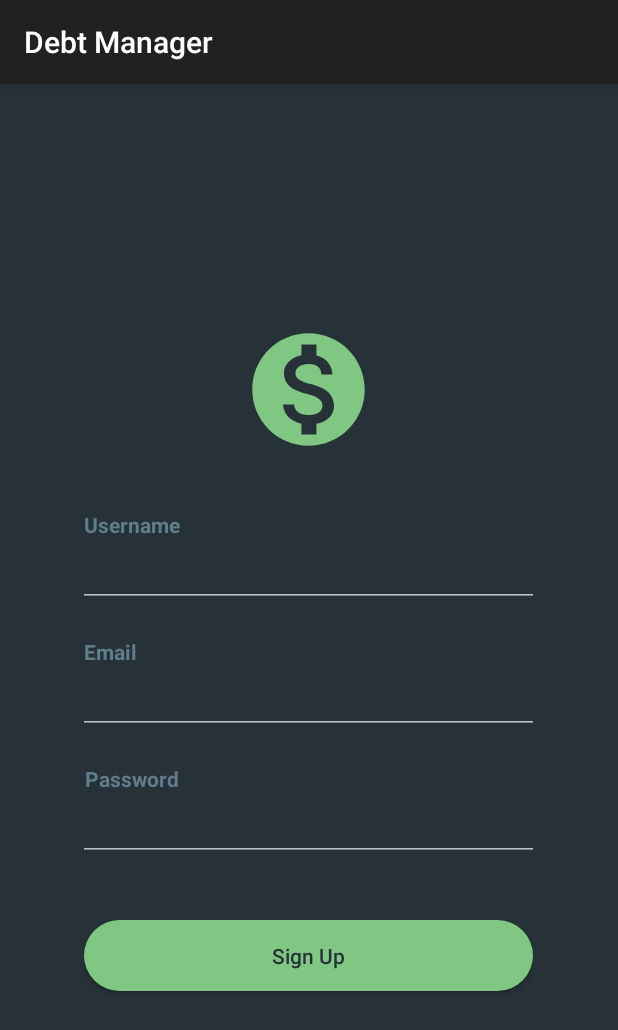
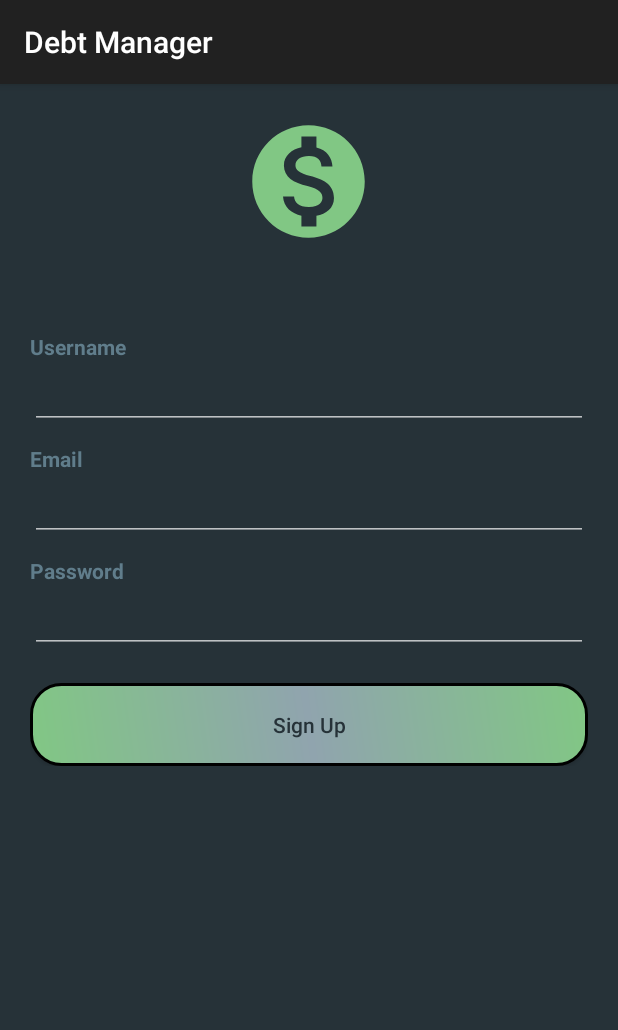
Before and after one commit to josef3113/DebtsManager, an Android app: the SignUpFragment screen opened through its navigation route, on a phone screen of 412 x 824 dp. Shown: the top 1030 px of the screen. Run offline under Robolectric (Android 15) with nearby library versions, the phone set to English and light mode, and no system bars; our stand-ins replace Firebase (no records; nobody signed in at launch, a user with empty details on screens opened directly).

Commit message:
do app in scrol bar and change style of buttn

```diff
--- /dev/null
+++ b/app/src/main/res/drawable/btn_rounded.xml
@@ -0,0 +1,24 @@
+<?xml version="1.0" encoding="utf-8"?>
+<shape xmlns:android="http://schemas.android.com/apk/res/android">
+
+    <corners
+        android:bottomLeftRadius="@dimen/spacing_medium"
+        android:bottomRightRadius="@dimen/spacing_medium"
+        android:topLeftRadius="@dimen/spacing_medium"
+        android:topRightRadius="@dimen/spacing_medium"
+        />
+
+    <gradient
+        android:angle="225"
+        android:startColor="@color/green_300"
+        android:centerColor="@color/blue_grey_300"
+        android:endColor="@color/green_300"
+        />
+
+    <stroke
+        android:color="@android:color/black"
+        android:width="@dimen/cardview_default_radius"
+        />
+
+
+</shape>
--- a/app/src/main/res/drawable/btn_rounded_green_300.xml
+++ /dev/null
@@ -1,46 +0,0 @@
-<?xml version="1.0" encoding="utf-8"?>
-<selector xmlns:android="http://schemas.android.com/apk/res/android">
-    <item android:state_pressed="true">
-
-        <layer-list>
-            <item android:bottom="4dp" android:left="4dp" android:right="4dp" android:top="4dp">
-                <shape android:shape="rectangle">
-                    <corners android:bottomLeftRadius="30dp" android:bottomRightRadius="30dp" android:radius="60dp" android:topLeftRadius="30dp" android:topRightRadius="30dp" />
-                    <solid android:color="@color/green_400" />
-                    <padding android:bottom="0dp" android:left="0dp" android:right="0dp" android:top="0dp" />
-                    <size android:width="110dp" android:height="40dp" />
-                </shape>
-            </item>
-        </layer-list>
-
-    </item>
-    <item android:state_focused="true">
-
-        <layer-list>
-            <item android:bottom="4dp" android:left="4dp" android:right="4dp" android:top="4dp">
-                <shape android:shape="rectangle">
-                    <corners android:bottomLeftRadius="30dp" android:bottomRightRadius="30dp" android:radius="60dp" android:topLeftRadius="30dp" android:topRightRadius="30dp" />
-                    <solid android:color="@color/green_400" />
-                    <padding android:bottom="0dp" android:left="0dp" android:right="0dp" android:top="0dp" />
-                    <size android:width="110dp" android:height="40dp" />
-                </shape>
-            </item>
-        </layer-list>
-
-    </item>
-
-    <item>
-
-        <layer-list>
-            <item android:bottom="4dp" android:left="4dp" android:right="4dp" android:top="4dp">
-                <shape android:shape="rectangle">
-                    <corners android:bottomLeftRadius="30dp" android:bottomRightRadius="30dp" android:radius="60dp" android:topLeftRadius="30dp" android:topRightRadius="30dp" />
-                    <solid android:color="@color/green_300" />
-                    <padding android:bottom="0dp" android:left="0dp" android:right="0dp" android:top="0dp" />
-                    <size android:width="110dp" android:height="40dp" />
-                </shape>
-            </item>
-        </layer-list>
-
-    </item>
-</selector>
--- a/app/src/main/res/layout/dialog_fragment_animation.xml
+++ b/app/src/main/res/layout/dialog_fragment_animation.xml
@@ -19,7 +19,7 @@
         android:layout_height="90dp"
         android:layout_gravity="center"
         android:gravity="center"
-        android:src="@drawable/ic_monetization_on_black_24dp"
+        android:src="@drawable/ic_logo"
         android:id="@+id/dialog_animation_image"
         android:tint="@color/green_300"
         />
--- a/app/src/main/res/layout/fragment_sign_up.xml
+++ b/app/src/main/res/layout/fragment_sign_up.xml
@@ -1,5 +1,5 @@
 <?xml version="1.0" encoding="utf-8"?>
-<LinearLayout xmlns:android="http://schemas.android.com/apk/res/android"
+<ScrollView xmlns:android="http://schemas.android.com/apk/res/android"
     android:layout_width="match_parent"
     android:layout_height="match_parent"
     android:background="@color/blue_grey_900"
@@ -10,29 +10,28 @@
         android:layout_height="match_parent">
 
         <LinearLayout
-            android:layout_width="330dp"
+            android:layout_width="match_parent"
             android:layout_height="wrap_content"
             android:layout_centerInParent="true"
             android:layout_centerVertical="true"
             android:orientation="vertical"
-            android:padding="@dimen/spacing_large">
+            android:padding="@dimen/spacing_medium">
 
             <ImageView
                 android:layout_width="90dp"
                 android:layout_height="90dp"
                 android:layout_gravity="center_horizontal"
-                android:src="@drawable/ic_monetization_on_black_24dp"
+                android:src="@drawable/ic_logo"
                 android:tint="@color/green_300" />
 
             <View
                 android:layout_width="0dp"
-                android:layout_height="@dimen/spacing_xlarge" />
+                android:layout_height="@dimen/spacing_large" />
 
             <TextView
-                android:layout_width="wrap_content"
+                android:layout_width="match_parent"
                 android:layout_height="wrap_content"
                 android:text="Username"
-                android:textAlignment="center"
                 android:textAppearance="@style/Base.TextAppearance.AppCompat.Small"
                 android:textColor="@color/blue_grey_500"
                 android:textStyle="bold" />
@@ -40,8 +39,6 @@
             <EditText
                 android:layout_width="match_parent"
                 android:layout_height="wrap_content"
-                android:layout_marginLeft="-4dp"
-                android:layout_marginRight="-4dp"
                 android:maxLength="50"
                 android:maxLines="1"
                 android:singleLine="true"
@@ -51,13 +48,12 @@
 
             <View
                 android:layout_width="0dp"
-                android:layout_height="@dimen/spacing_mlarge" />
+                android:layout_height="@dimen/spacing_small" />
 
             <TextView
-                android:layout_width="wrap_content"
+                android:layout_width="match_parent"
                 android:layout_height="wrap_content"
                 android:text="Email"
-                android:textAlignment="center"
                 android:textAppearance="@style/Base.TextAppearance.AppCompat.Small"
                 android:textColor="@color/blue_grey_500"
                 android:textStyle="bold" />
@@ -65,8 +61,6 @@
             <EditText
                 android:layout_width="match_parent"
                 android:layout_height="wrap_content"
-                android:layout_marginLeft="-4dp"
-                android:layout_marginRight="-4dp"
                 android:inputType="textEmailAddress"
                 android:maxLength="50"
                 android:maxLines="1"
@@ -78,12 +72,12 @@
 
             <View
                 android:layout_width="0dp"
-                android:layout_height="@dimen/spacing_mlarge" />
+                android:layout_height="@dimen/spacing_small" />
+
             <TextView
-                android:layout_width="wrap_content"
+                android:layout_width="match_parent"
                 android:layout_height="wrap_content"
                 android:text="Password"
-                android:textAlignment="center"
                 android:textAppearance="@style/Base.TextAppearance.AppCompat.Small"
                 android:textColor="@color/blue_grey_500"
                 android:textStyle="bold" />
@@ -91,8 +85,6 @@
             <EditText
                 android:layout_width="match_parent"
                 android:layout_height="wrap_content"
-                android:layout_marginLeft="-4dp"
-                android:layout_marginRight="-4dp"
                 android:inputType="textPassword"
                 android:maxLength="50"
                 android:maxLines="1"
@@ -104,14 +96,13 @@
 
             <View
                 android:layout_width="0dp"
-                android:layout_height="@dimen/spacing_xlarge" />
+                android:layout_height="@dimen/spacing_medium" />
+
 
             <Button
                 android:layout_width="match_parent"
                 android:layout_height="55dp"
-                android:layout_marginLeft="-4dp"
-                android:layout_marginRight="-4dp"
-                android:background="@drawable/btn_rounded_green_300"
+                android:background="@drawable/btn_rounded"
                 android:text="Sign Up"
                 android:textAllCaps="false"
                 android:textColor="@color/blue_grey_900"
@@ -123,4 +114,4 @@
 
     </RelativeLayout>
 
-</LinearLayout>
+</ScrollView>
--- a/app/src/main/res/values/dimens.xml
+++ b/app/src/main/res/values/dimens.xml
@@ -2,11 +2,8 @@
     <!-- Default screen margins, per the Android Design guidelines. -->
 
     <!--genaral spacing-->
-    <dimen name="spacing_small">3dp</dimen>
-    <dimen name="spacing_medium">5dp</dimen>
-    <dimen name="spacing_middle">10dp</dimen>
-    <dimen name="spacing_large">15dp</dimen>
-    <dimen name="spacing_mlarge">20dp</dimen>
-    <dimen name="spacing_xlarge">35dp</dimen>
+    <dimen name="spacing_small">10dp</dimen>
+    <dimen name="spacing_medium">20dp</dimen>
+    <dimen name="spacing_large">55dp</dimen>
 
 </resources>
```
Also changed, not shown: app/src/main/res/layout/debt_to_cell.xml (+7 -7 lines), app/src/main/res/layout/fragment_change_type.xml (+8 -13 lines), app/src/main/res/layout/fragment_debt_pay.xml (+11 -17 lines), app/src/main/res/layout/fragment_login.xml (+12 -20 lines), app/src/main/res/layout/fragment_manager_add_debt.xml (+13 -20 lines), app/src/main/res/layout/fragment_tab_menue_manager.xml (+15 -21 lines), app/src/main/res/layout/fragment_tabs_menu.xml (+16 -26 lines), app/src/main/res/drawable/ic_logo.xml (renamed from app/src/main/res/drawable/ic_monetization_on_black_24dp.xml).
